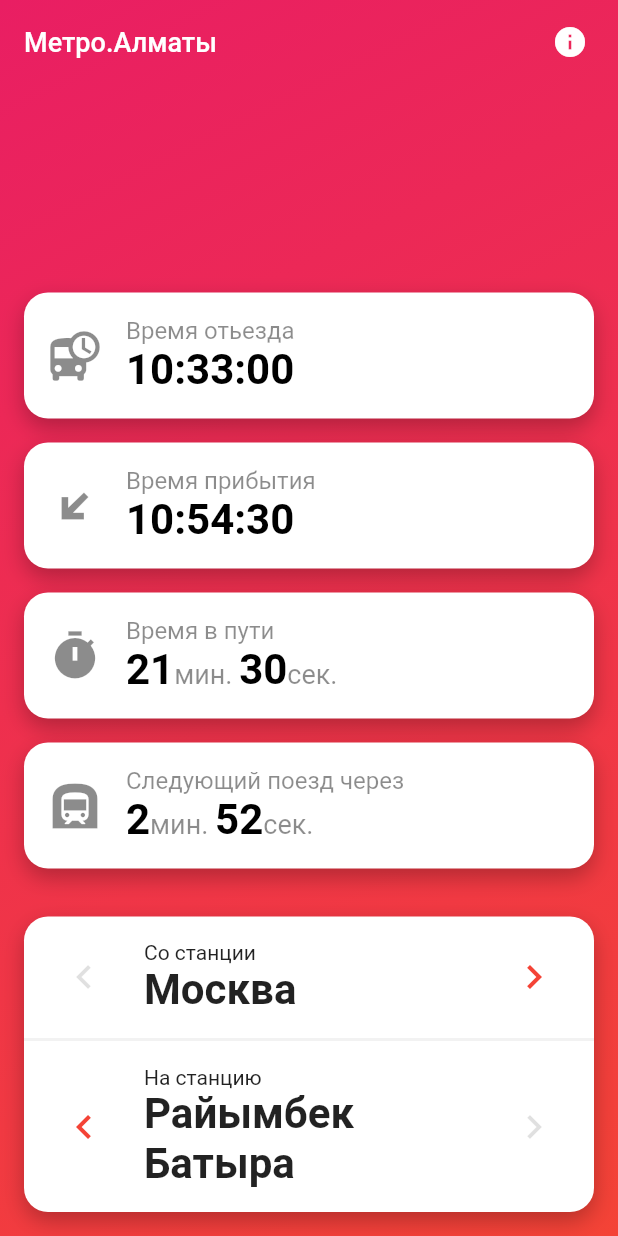
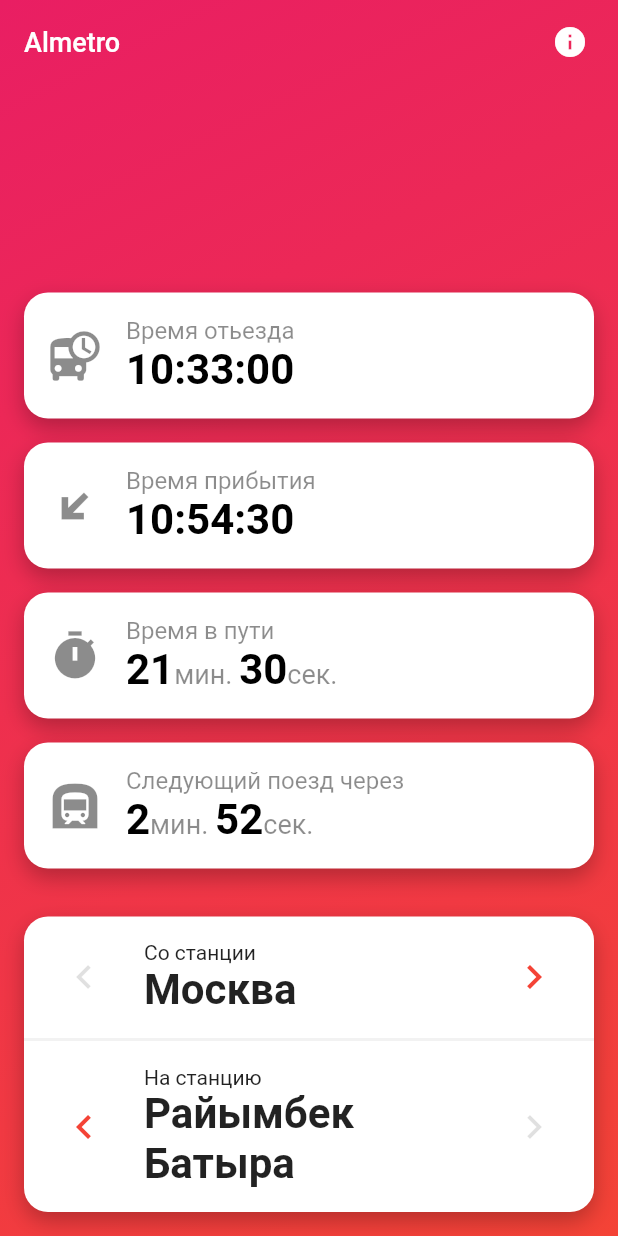
Before and after one commit to kekland/almetro-app, a Flutter app: the screen it shows after launch, on a phone screen of 412 x 824 dp. Run offline on Flutter 3.47's test engine with Material 2 defaults, Android fonts, the phone set to English and light mode, and no system bars; missing offline and left inert: swipedetector.

Commit message:
Adding assets to Play Store.

```diff
--- a/lib/main.dart
+++ b/lib/main.dart
@@ -15,7 +15,7 @@ class MyApp extends StatelessWidget {
       ),
     );
     return MaterialApp(
-      title: 'Almaty.Metro',
+      title: 'Almetro',
       theme: ThemeData(
         primarySwatch: Colors.red,
       ),
--- a/lib/main_page.dart
+++ b/lib/main_page.dart
@@ -156,7 +156,7 @@ class _MainPageState extends State<MainPage> {
                     mainAxisAlignment: MainAxisAlignment.spaceBetween,
                     children: [
                       Text(
-                        'Метро.Алматы',
+                        'Almetro',
                         style: TextStyle(
                           color: Colors.white,
                           fontSize: 18.0,
```
Also changed, not shown: assets/adaptive_icon_foreground.png, play_market_assets/feature_graphic.png (added), play_market_assets/hires_icon.png (added), play_market_assets/screen_1.png (added), play_market_assets/screen_2.png (added), 13 other files.
